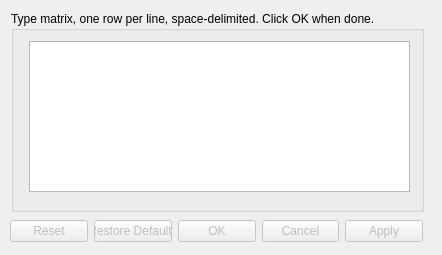
SCIInstitute/SCIRun, file src/Interface/Modules/Math/CreateMatrix.ui: the form before one commit.
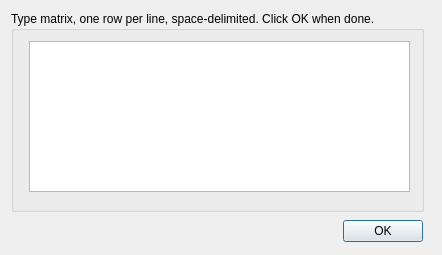
The form after the commit.

Commit message: Resurrect OK button for modules that use it. Closes #320.

The edit to the form file:
```diff
--- a/src/Interface/Modules/Math/CreateMatrix.ui
+++ b/src/Interface/Modules/Math/CreateMatrix.ui
@@ -27,7 +27,7 @@
   </property>
   <widget class="QDialogButtonBox" name="buttonBox">
    <property name="enabled">
-    <bool>false</bool>
+    <bool>true</bool>
    </property>
    <property name="geometry">
     <rect>
@@ -41,7 +41,7 @@
     <enum>Qt::Horizontal</enum>
    </property>
    <property name="standardButtons">
-    <set>QDialogButtonBox::Apply|QDialogButtonBox::Cancel|QDialogButtonBox::Ok|QDialogButtonBox::Reset|QDialogButtonBox::RestoreDefaults</set>
+    <set>QDialogButtonBox::Ok</set>
    </property>
    <property name="centerButtons">
     <bool>false</bool>
```
The commit also changes 2 other files.
